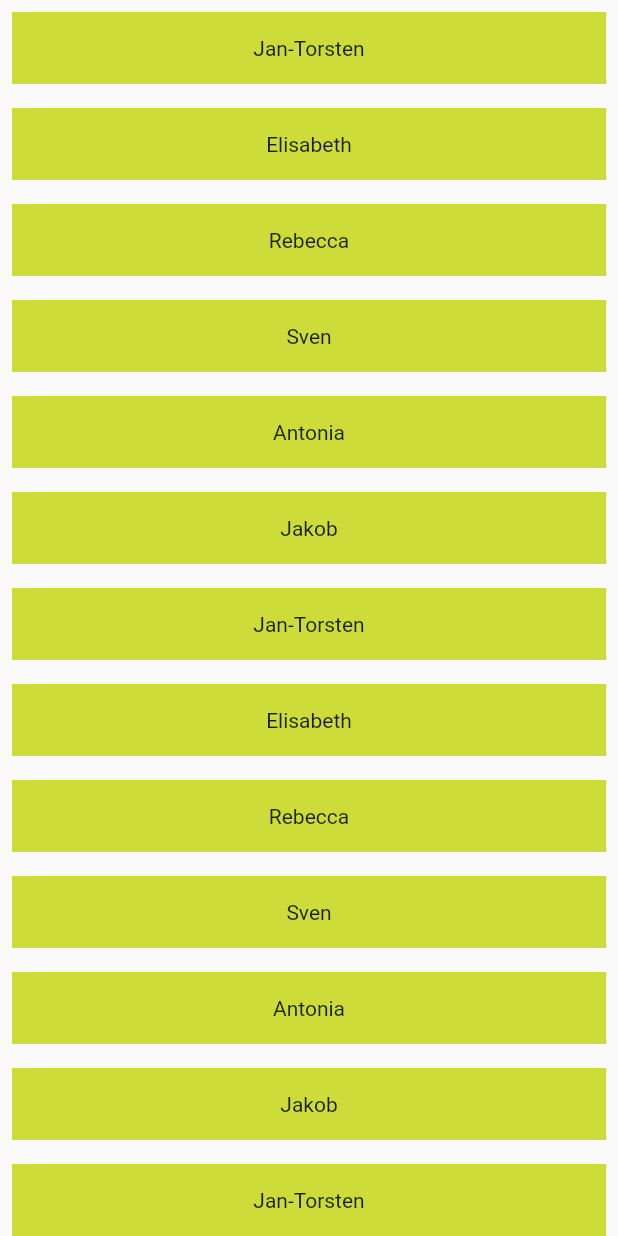
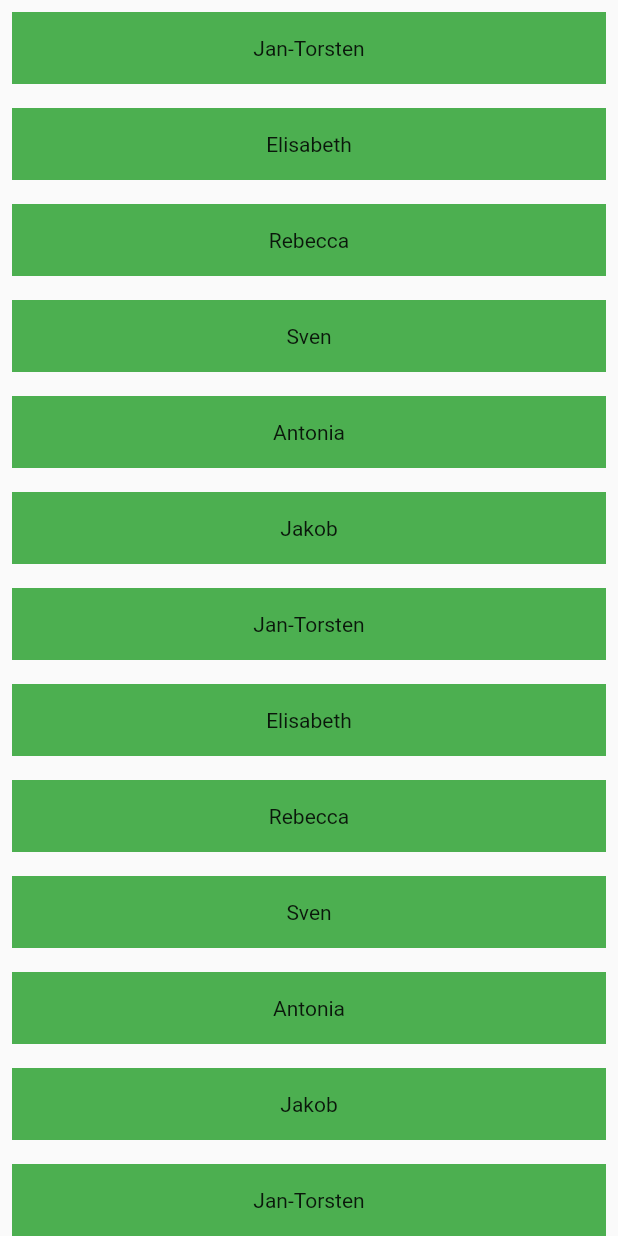
Before and after one commit to drmilde/battle_ship, a Flutter app: the ListPlayerScreen screen opened directly, on a phone screen of 412 x 824 dp. Run offline on Flutter 3.47's test engine with Material 2 defaults, Android fonts, the phone set to English and light mode, and no system bars; our stand-ins replace google_fonts; network calls fail.

Commit message:
Farbe jetzt grün

```diff
--- a/lib/screens/list_player_screen.dart
+++ b/lib/screens/list_player_screen.dart
@@ -40,7 +40,7 @@ class ListPlayerScreen extends StatelessWidget {
             child: Container(
               width: 300,
               height: 48,
-              color: Colors.lime,
+              color: Colors.green,
               child: Center(child: Text(spieler[index])),
             ),
           );
```
